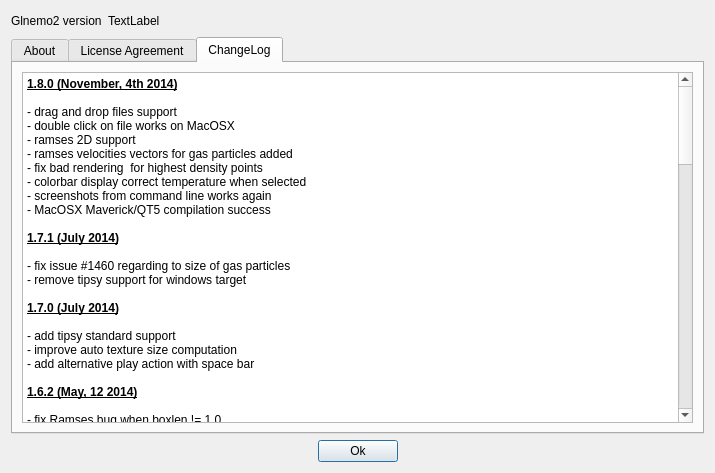
Old version of the form usr/jcl/glnemo2/src/formabout.ui in the repository teuben/nemo.
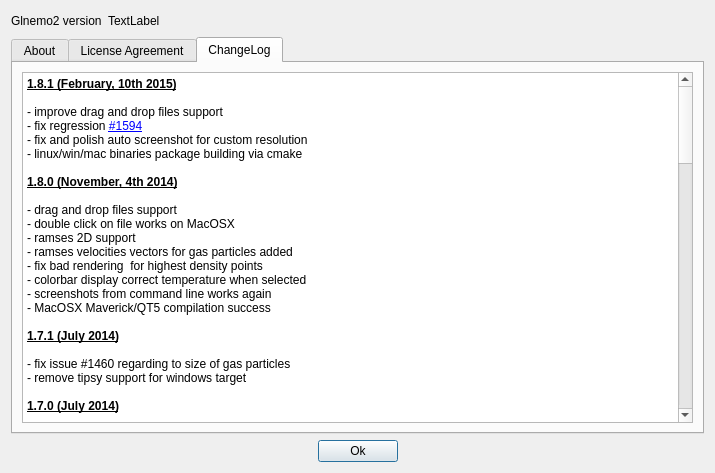
New version of the form. Icons and pictures are not drawn.

```diff
--- a/usr/jcl/glnemo2/src/formabout.ui
+++ b/usr/jcl/glnemo2/src/formabout.ui
@@ -1027,6 +1027,13 @@
 &lt;table border=&quot;0&quot; style=&quot;-qt-table-type: root; margin-top:4px; margin-bottom:4px; margin-left:4px; margin-right:4px;&quot;&gt;
 &lt;tr&gt;
 &lt;td style=&quot;border: none;&quot;&gt;
+&lt;p style=&quot; margin-top:0px; margin-bottom:0px; margin-left:0px; margin-right:0px; -qt-block-indent:0; text-indent:0px;&quot;&gt;&lt;span style=&quot; font-weight:600; text-decoration: underline;&quot;&gt;1.8.1 (February, 10th 2015)&lt;/span&gt;&lt;/p&gt;
+&lt;p style=&quot;-qt-paragraph-type:empty; margin-top:0px; margin-bottom:0px; margin-left:0px; margin-right:0px; -qt-block-indent:0; text-indent:0px; font-weight:600; text-decoration: underline;&quot;&gt;&lt;br /&gt;&lt;/p&gt;
+&lt;p style=&quot; margin-top:0px; margin-bottom:0px; margin-left:0px; margin-right:0px; -qt-block-indent:0; text-indent:0px;&quot;&gt;- improve drag and drop files support&lt;/p&gt;
+&lt;p style=&quot; margin-top:0px; margin-bottom:0px; margin-left:0px; margin-right:0px; -qt-block-indent:0; text-indent:0px;&quot;&gt;- fix regression &lt;a href=&quot;http://projets.lam.fr/issues/1594&quot;&gt;&lt;span style=&quot; text-decoration: underline; color:#0000ff;&quot;&gt;#1594&lt;/span&gt;&lt;/a&gt;&lt;/p&gt;
+&lt;p style=&quot; margin-top:0px; margin-bottom:0px; margin-left:0px; margin-right:0px; -qt-block-indent:0; text-indent:0px;&quot;&gt;- fix and polish auto screenshot for custom resolution&lt;/p&gt;
+&lt;p style=&quot; margin-top:0px; margin-bottom:0px; margin-left:0px; margin-right:0px; -qt-block-indent:0; text-indent:0px;&quot;&gt;- linux/win/mac binaries package building via cmake&lt;/p&gt;
+&lt;p style=&quot;-qt-paragraph-type:empty; margin-top:0px; margin-bottom:0px; margin-left:0px; margin-right:0px; -qt-block-indent:0; text-indent:0px;&quot;&gt;&lt;br /&gt;&lt;/p&gt;
 &lt;p style=&quot; margin-top:0px; margin-bottom:0px; margin-left:0px; margin-right:0px; -qt-block-indent:0; text-indent:0px;&quot;&gt;&lt;span style=&quot; font-weight:600; text-decoration: underline;&quot;&gt;1.8.0 (November, 4th 2014)&lt;/span&gt;&lt;/p&gt;
 &lt;p style=&quot;-qt-paragraph-type:empty; margin-top:0px; margin-bottom:0px; margin-left:0px; margin-right:0px; -qt-block-indent:0; text-indent:0px; font-weight:600; text-decoration: underline;&quot;&gt;&lt;br /&gt;&lt;/p&gt;
 &lt;p style=&quot; margin-top:0px; margin-bottom:0px; margin-left:0px; margin-right:0px; -qt-block-indent:0; text-indent:0px;&quot;&gt;- drag and drop files support&lt;/p&gt;
```
Left out of the diff: 2 changed lines with no effect on the pictures.
